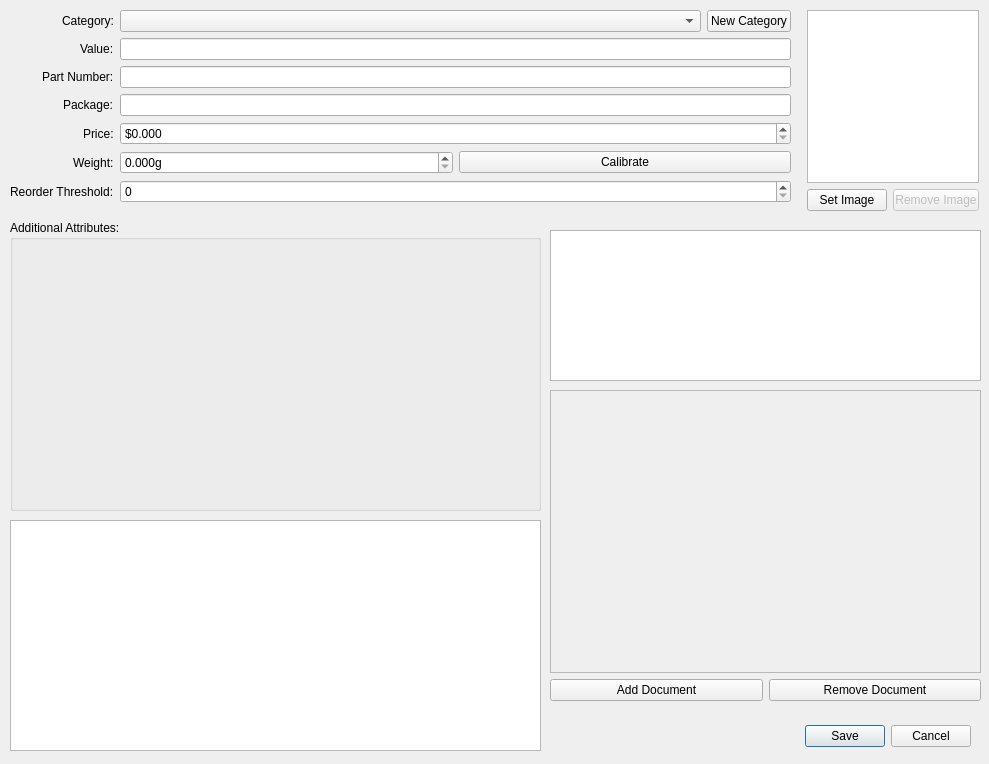
Old version of the form ui/dialog_part.ui in the repository jwjulien/inventory.
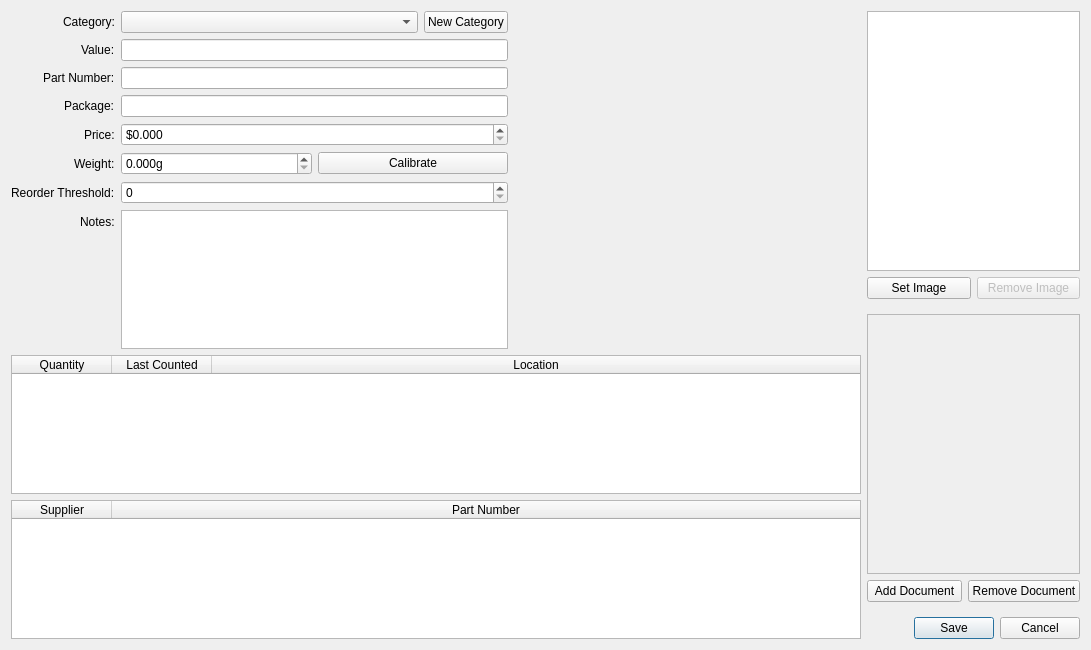
New version of the form. Custom widgets are drawn as their Qt base class.

Commit message: added a tab for lost parts and performed some minor cleanup

```diff
--- a/ui/dialog_part.ui
+++ b/ui/dialog_part.ui
@@ -6,42 +6,71 @@
    <rect>
     <x>0</x>
     <y>0</y>
-    <width>989</width>
-    <height>764</height>
+    <width>1091</width>
+    <height>650</height>
    </rect>
   </property>
   <property name="windowTitle">
    <string>Dialog</string>
   </property>
-  <widget class="QDialogButtonBox" name="buttonBox">
-   <property name="geometry">
-    <rect>
-     <x>630</x>
-     <y>720</y>
-     <width>341</width>
-     <height>32</height>
-    </rect>
-   </property>
-   <property name="orientation">
-    <enum>Qt::Horizontal</enum>
-   </property>
-   <property name="standardButtons">
-    <set>QDialogButtonBox::Cancel|QDialogButtonBox::Save</set>
-   </property>
-  </widget>
-  <widget class="QWidget" name="layoutWidget">
-   <property name="geometry">
-    <rect>
-     <x>10</x>
-     <y>10</y>
-     <width>781</width>
-     <height>200</height>
-    </rect>
+  <layout class="QHBoxLayout" name="horizontalLayout_7">
+   <item>
+    <widget class="QWidget" name="left" native="true">
+     <property name="sizePolicy">
+      <sizepolicy hsizetype="Preferred" vsizetype="Preferred">
+       <horstretch>4</horstretch>
+       <verstretch>0</verstretch>
+      </sizepolicy>
+     </property>
+     <layout class="QVBoxLayout" name="verticalLayout_5">
+      <property name="leftMargin">
+       <number>0</number>
+      </property>
+      <property name="topMargin">
+       <number>0</number>
+      </property>
+      <property name="rightMargin">
+       <number>0</number>
+      </property>
+      <property name="bottomMargin">
+       <number>0</number>
+      </property>
+      <item>
+       <widget class="QWidget" name="top" native="true">
+        <layout class="QHBoxLayout" name="horizontalLayout_2">
+         <property name="leftMargin">
+          <number>0</number>
+         </property>
+         <property name="topMargin">
+          <number>0</number>
+         </property>
+         <property name="rightMargin">
+          <number>0</number>
+         </property>
+         <property name="bottomMargin">
+          <number>0</number>
+         </property>
+         <item>
+          <widget class="QWidget" name="properties_widget" native="true">
+           <property name="sizePolicy">
+            <sizepolicy hsizetype="Preferred" vsizetype="Preferred">
+             <horstretch>3</horstretch>
+             <verstretch>0</verstretch>
+            </sizepolicy>
    </property>
    <layout class="QFormLayout" name="formLayout">
     <property name="labelAlignment">
      <set>Qt::AlignRight|Qt::AlignTrailing|Qt::AlignVCenter</set>
     </property>
+            <property name="leftMargin">
+             <number>0</number>
+            </property>
+            <property name="topMargin">
+             <number>0</number>
+            </property>
+            <property name="bottomMargin">
+             <number>0</number>
+            </property>
     <item row="0" column="0">
      <widget class="QLabel" name="lbl_category">
       <property name="text">
@@ -176,18 +205,125 @@
       </item>
      </layout>
     </item>
-   </layout>
-  </widget>
-  <widget class="QWidget" name="layoutWidget_3">
-   <property name="geometry">
-    <rect>
-     <x>807</x>
-     <y>10</y>
-     <width>172</width>
-     <height>201</height>
-    </rect>
-   </property>
+            <item row="7" column="1">
+             <widget class="QPlainTextEdit" name="notes"/>
+            </item>
+            <item row="7" column="0">
+             <widget class="QLabel" name="lbl_notes">
+              <property name="text">
+               <string>Notes:</string>
+              </property>
+             </widget>
+            </item>
+           </layout>
+          </widget>
+         </item>
+         <item>
+          <widget class="AttributesWidget" name="attributes" native="true">
+           <property name="sizePolicy">
+            <sizepolicy hsizetype="Preferred" vsizetype="Preferred">
+             <horstretch>2</horstretch>
+             <verstretch>0</verstretch>
+            </sizepolicy>
+           </property>
+          </widget>
+         </item>
+        </layout>
+       </widget>
+      </item>
+      <item>
+       <widget class="QTableWidget" name="locations">
+        <property name="selectionBehavior">
+         <enum>QAbstractItemView::SelectRows</enum>
+        </property>
+        <attribute name="horizontalHeaderStretchLastSection">
+         <bool>true</bool>
+        </attribute>
+        <attribute name="verticalHeaderVisible">
+         <bool>false</bool>
+        </attribute>
+        <column>
+         <property name="text">
+          <string>Quantity</string>
+         </property>
+        </column>
+        <column>
+         <property name="text">
+          <string>Last Counted</string>
+         </property>
+        </column>
+        <column>
+         <property name="text">
+          <string>Location</string>
+         </property>
+        </column>
+       </widget>
+      </item>
+      <item>
+       <widget class="QTableWidget" name="suppliers">
+        <property name="selectionBehavior">
+         <enum>QAbstractItemView::SelectRows</enum>
+        </property>
+        <attribute name="horizontalHeaderStretchLastSection">
+         <bool>true</bool>
+        </attribute>
+        <attribute name="verticalHeaderVisible">
+         <bool>false</bool>
+        </attribute>
+        <column>
+         <property name="text">
+          <string>Supplier</string>
+         </property>
+        </column>
+        <column>
+         <property name="text">
+          <string>Part Number</string>
+         </property>
+        </column>
+       </widget>
+      </item>
+     </layout>
+    </widget>
+   </item>
+   <item>
+    <widget class="QWidget" name="right" native="true">
+     <property name="sizePolicy">
+      <sizepolicy hsizetype="Preferred" vsizetype="Preferred">
+       <horstretch>1</horstretch>
+       <verstretch>0</verstretch>
+      </sizepolicy>
+     </property>
+     <layout class="QVBoxLayout" name="verticalLayout_4">
+      <property name="spacing">
+       <number>15</number>
+      </property>
+      <property name="leftMargin">
+       <number>0</number>
+      </property>
+      <property name="topMargin">
+       <number>0</number>
+      </property>
+      <property name="rightMargin">
+       <number>0</number>
+      </property>
+      <property name="bottomMargin">
+       <number>0</number>
+      </property>
+      <item>
+       <widget class="QWidget" name="image_widget" native="true">
    <layout class="QVBoxLayout" name="verticalLayout_3">
+         <property name="leftMargin">
+          <number>0</number>
+         </property>
+         <property name="topMargin">
+          <number>0</number>
+         </property>
+         <property name="rightMargin">
+          <number>0</number>
+         </property>
+         <property name="bottomMargin">
+          <number>0</number>
+         </property>
     <item>
      <widget class="QGraphicsView" name="image"/>
     </item>
@@ -214,36 +350,22 @@
     </item>
    </layout>
   </widget>
-  <widget class="QListWidget" name="quantities">
-   <property name="geometry">
-    <rect>
-     <x>10</x>
-     <y>520</y>
-     <width>531</width>
-     <height>231</height>
-    </rect>
-   </property>
-  </widget>
-  <widget class="QPlainTextEdit" name="notes">
-   <property name="geometry">
-    <rect>
-     <x>550</x>
-     <y>230</y>
-     <width>431</width>
-     <height>151</height>
-    </rect>
-   </property>
-  </widget>
-  <widget class="QWidget" name="layoutWidget_4">
-   <property name="geometry">
-    <rect>
-     <x>550</x>
-     <y>390</y>
-     <width>431</width>
-     <height>311</height>
-    </rect>
-   </property>
+      </item>
+      <item>
+       <widget class="QWidget" name="document_widget" native="true">
    <layout class="QVBoxLayout" name="verticalLayout">
+         <property name="leftMargin">
+          <number>0</number>
+         </property>
+         <property name="topMargin">
+          <number>0</number>
+         </property>
+         <property name="rightMargin">
+          <number>0</number>
+         </property>
+         <property name="bottomMargin">
+          <number>0</number>
+         </property>
     <item>
      <widget class="QListWidget" name="documents">
       <property name="enabled">
@@ -277,36 +399,21 @@
     </item>
    </layout>
   </widget>
-  <widget class="QGroupBox" name="group_attributes">
-   <property name="geometry">
-    <rect>
-     <x>10</x>
-     <y>220</y>
-     <width>531</width>
-     <height>291</height>
-    </rect>
-   </property>
-   <property name="title">
-    <string>Additional Attributes:</string>
-   </property>
-   <layout class="QVBoxLayout" name="verticalLayout_2">
-    <property name="leftMargin">
-     <number>0</number>
-    </property>
-    <property name="topMargin">
-     <number>0</number>
-    </property>
-    <property name="rightMargin">
-     <number>0</number>
-    </property>
-    <property name="bottomMargin">
-     <number>0</number>
-    </property>
+      </item>
     <item>
-     <widget class="AttributesWidget" name="attributes" native="true"/>
+       <widget class="QDialogButtonBox" name="buttonBox">
+        <property name="orientation">
+         <enum>Qt::Horizontal</enum>
+        </property>
+        <property name="standardButtons">
+         <set>QDialogButtonBox::Cancel|QDialogButtonBox::Save</set>
+        </property>
+       </widget>
     </item>
    </layout>
   </widget>
+   </item>
+  </layout>
  </widget>
  <customwidgets>
   <customwidget>
```
Lines whose indentation alone changed are shown as unchanged. The commit also changes 14 other files.
